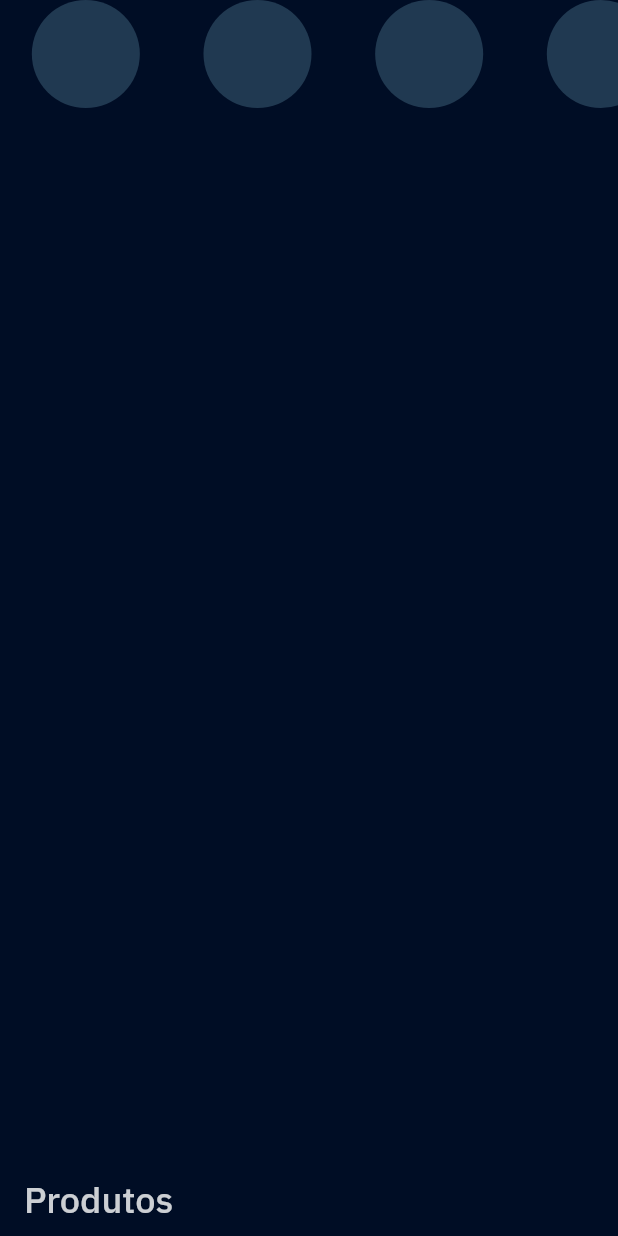
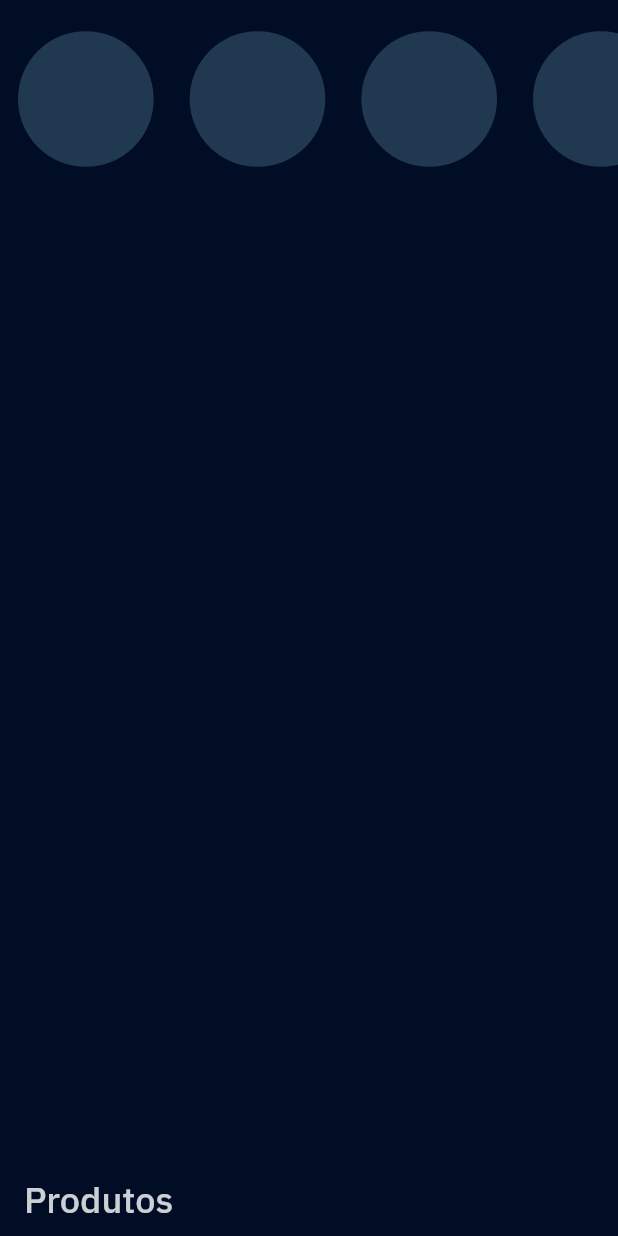
Before and after one commit to diegomors/speedup, a Flutter app: the screen it shows after launch, on a phone screen of 412 x 824 dp. Run offline on Flutter 3.47's test engine with Material 2 defaults, Android fonts, the phone set to English and light mode, and no system bars; our stand-ins replace expandable_page_view.

Commit message:
correção para tamanho do container na transiçano

```diff
--- a/lib/modules/service/my_service_page.dart
+++ b/lib/modules/service/my_service_page.dart
@@ -7,7 +7,7 @@ class MyServicePage extends StatelessWidget {
 
   @override
   Widget build(BuildContext context) {
-    final containerSize = context.screenSize == ScreenSize.narrow ? 72.0 : 132.0;
+    final containerSize = context.width > 400 ? 132.0 : 72.0;
 
     return Container(
       color: const Color.fromRGBO(0, 13, 37, 1),
@@ -25,11 +25,11 @@ class MyServicePage extends StatelessWidget {
                     ),
                     padEnds: false,
                     children: [
-                      buildContainer(context, containerSize),
-                      buildContainer(context, containerSize),
-                      buildContainer(context, containerSize),
-                      buildContainer(context, containerSize),
-                      buildContainer(context, containerSize),
+                      buildContainer(context, containerSize, addMargin: true),
+                      buildContainer(context, containerSize, addMargin: true),
+                      buildContainer(context, containerSize, addMargin: true),
+                      buildContainer(context, containerSize, addMargin: true),
+                      buildContainer(context, containerSize, addMargin: true),
                     ],
                   ),
                 ),
@@ -56,13 +56,16 @@ class MyServicePage extends StatelessWidget {
     );
   }
 
-  buildContainer(BuildContext context, double containerSize) {
+  buildContainer(BuildContext context, double containerSize, {bool addMargin = false}) {
     return Container(
-      width: context.screenSize == ScreenSize.narrow ? 72 : 132,
-      height: context.screenSize == ScreenSize.narrow ? 72 : 132,
-      decoration: const BoxDecoration(
-        color: Color.fromRGBO(161, 232, 255, 0.2),
-        shape: BoxShape.circle,
+      padding: addMargin ? const EdgeInsets.symmetric(horizontal: 12) : null,
+      child: Container(
+        width: containerSize,
+        height: containerSize,
+        decoration: const BoxDecoration(
+          color: Color.fromRGBO(161, 232, 255, 0.2),
+          shape: BoxShape.circle,
+        ),
       ),
     );
   }
--- a/lib/shared/extensions/my_build_context_extension.dart
+++ b/lib/shared/extensions/my_build_context_extension.dart
@@ -3,6 +3,9 @@ import 'package:flutter/material.dart';
 enum ScreenSize { medium, narrow, wide }
 
 extension MyBuildContextExtension on BuildContext {
+  double get width => MediaQuery.of(this).size.width;
+  double get heigth => MediaQuery.of(this).size.height;
+
   ScreenSize get screenSize => MediaQuery.of(this).size.width >= 1920
       ? ScreenSize.wide
       : MediaQuery.of(this).size.width > 800 && MediaQuery.of(this).size.width < 1920
```
